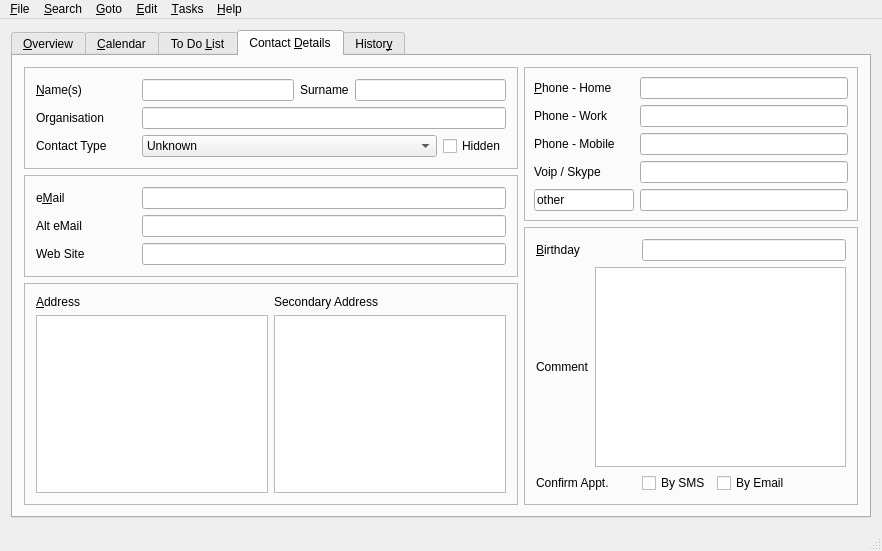
The window that mainwindow.ui (trumpton/ContactManager) describes before a commit, drawn with Qt 5.
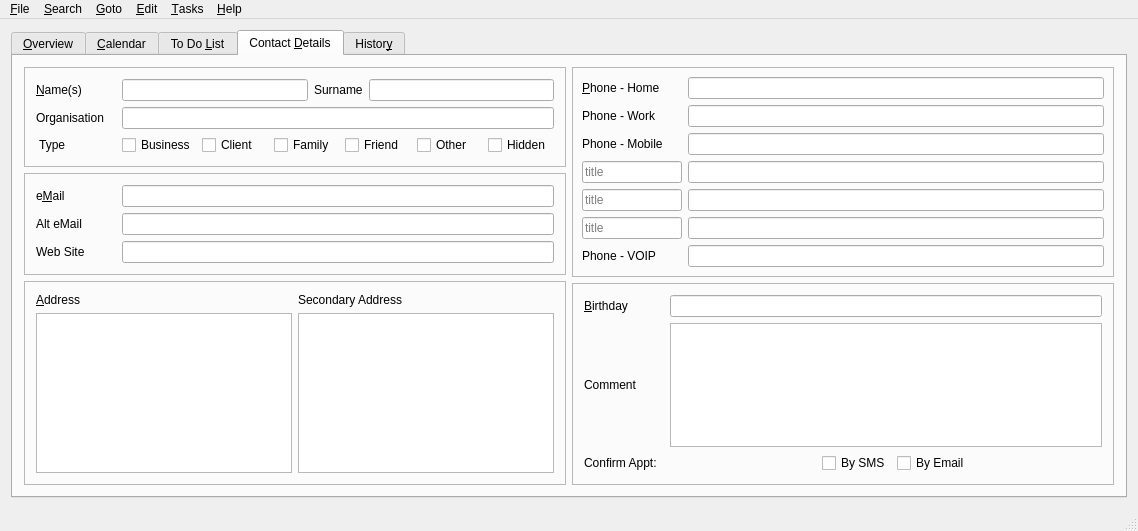
The same window after the commit. The open tabs and pages were chosen to show the change. Icons and pictures are not drawn. Custom widgets are drawn as their Qt base class.

```diff
--- a/mainwindow.ui
+++ b/mainwindow.ui
@@ -9,8 +9,8 @@
    <rect>
     <x>0</x>
     <y>0</y>
-    <width>882</width>
-    <height>551</height>
+    <width>1138</width>
+    <height>531</height>
    </rect>
   </property>
   <property name="sizePolicy">
@@ -21,7 +21,7 @@
   </property>
   <property name="minimumSize">
    <size>
-    <width>882</width>
+    <width>1000</width>
     <height>531</height>
    </size>
   </property>
@@ -234,7 +234,7 @@
            <widget class="QFrame" name="NamesFrame">
             <property name="maximumSize">
              <size>
-              <width>500</width>
+              <width>16777215</width>
               <height>16777215</height>
              </size>
             </property>
@@ -251,10 +251,16 @@
                 <widget class="QLabel" name="labelNames">
                  <property name="minimumSize">
                   <size>
-                   <width>100</width>
+                   <width>80</width>
                    <height>0</height>
                   </size>
                  </property>
+                 <property name="maximumSize">
+                  <size>
+                   <width>80</width>
+                   <height>16777215</height>
+                  </size>
+                 </property>
                  <property name="text">
                   <string>&lt;u&gt;N&lt;/u&gt;ame(s)</string>
                  </property>
@@ -292,10 +298,16 @@
                 <widget class="QLabel" name="labelOrganisation">
                  <property name="minimumSize">
                   <size>
-                   <width>100</width>
+                   <width>80</width>
                    <height>0</height>
                   </size>
                  </property>
+                 <property name="maximumSize">
+                  <size>
+                   <width>80</width>
+                   <height>16777215</height>
+                  </size>
+                 </property>
                  <property name="text">
                   <string>Organisation</string>
                  </property>
@@ -316,56 +328,66 @@
                 <widget class="QLabel" name="labelContactType">
                  <property name="minimumSize">
                   <size>
-                   <width>100</width>
+                   <width>80</width>
                    <height>0</height>
                   </size>
                  </property>
+                 <property name="maximumSize">
+                  <size>
+                   <width>80</width>
+                   <height>16777215</height>
+                  </size>
+                 </property>
                  <property name="text">
-                  <string>Contact Type</string>
+                  <string> Type</string>
                  </property>
                 </widget>
                </item>
                <item>
-                <widget class="QComboBox" name="comboBoxContactType">
-                 <property name="sizePolicy">
-                  <sizepolicy hsizetype="Expanding" vsizetype="Fixed">
-                   <horstretch>0</horstretch>
-                   <verstretch>0</verstretch>
-                  </sizepolicy>
+                <widget class="QCheckBox" name="checkBusiness">
+                 <property name="accessibleName">
+                  <string>Business</string>
                  </property>
+                 <property name="text">
+                  <string>Business</string>
+                 </property>
+                </widget>
+               </item>
+               <item>
+                <widget class="QCheckBox" name="checkClient">
                  <property name="accessibleName">
                   <string>Contact Type</string>
                  </property>
-                 <item>
-                  <property name="text">
-                   <string>Unknown</string>
-                  </property>
-                 </item>
-                 <item>
-                  <property name="text">
-                   <string>Business</string>
-                  </property>
-                 </item>
-                 <item>
-                  <property name="text">
-                   <string>Client</string>
-                  </property>
-                 </item>
-                 <item>
-                  <property name="text">
-                   <string>Family</string>
-                  </property>
-                 </item>
-                 <item>
-                  <property name="text">
-                   <string>Friend</string>
-                  </property>
-                 </item>
-                 <item>
-                  <property name="text">
-                   <string>Other</string>
-                  </property>
-                 </item>
+                 <property name="text">
+                  <string>Client</string>
+                 </property>
+                </widget>
+               </item>
+               <item>
+                <widget class="QCheckBox" name="checkFamily">
+                 <property name="accessibleName">
+                  <string>Family</string>
+                 </property>
+                 <property name="text">
+                  <string>Family</string>
+                 </property>
+                </widget>
+               </item>
+               <item>
+                <widget class="QCheckBox" name="checkFriend">
+                 <property name="accessibleName">
+                  <string>Friend</string>
+                 </property>
+                 <property name="text">
+                  <string>Friend</string>
+                 </property>
+                </widget>
+               </item>
+               <item>
+                <widget class="QCheckBox" name="checkOther">
+                 <property name="text">
+                  <string>Other</string>
+                 </property>
                 </widget>
                </item>
                <item>
@@ -396,7 +418,7 @@
            <widget class="QFrame" name="frame_3">
             <property name="maximumSize">
              <size>
-              <width>500</width>
+              <width>16777215</width>
               <height>16777215</height>
              </size>
             </property>
@@ -413,10 +435,16 @@
                 <widget class="QLabel" name="label">
                  <property name="minimumSize">
                   <size>
-                   <width>100</width>
+                   <width>80</width>
                    <height>0</height>
                   </size>
                  </property>
+                 <property name="maximumSize">
+                  <size>
+                   <width>80</width>
+                   <height>16777215</height>
+                  </size>
+                 </property>
                  <property name="font">
                   <font>
                    <underline>false</underline>
@@ -451,10 +479,16 @@
                 <widget class="QLabel" name="LabelAltEmail">
                  <property name="minimumSize">
                   <size>
-                   <width>100</width>
+                   <width>80</width>
                    <height>0</height>
                   </size>
                  </property>
+                 <property name="maximumSize">
+                  <size>
+                   <width>80</width>
+                   <height>16777215</height>
+                  </size>
+                 </property>
                  <property name="text">
                   <string>Alt eMail</string>
                  </property>
@@ -475,10 +509,16 @@
                 <widget class="QLabel" name="labelWebSite">
                  <property name="minimumSize">
                   <size>
-                   <width>100</width>
+                   <width>80</width>
                    <height>0</height>
                   </size>
                  </property>
+                 <property name="maximumSize">
+                  <size>
+                   <width>80</width>
+                   <height>16777215</height>
+                  </size>
+                 </property>
                  <property name="text">
                   <string>Web Site</string>
                  </property>
@@ -500,7 +540,7 @@
            <widget class="QFrame" name="frame">
             <property name="maximumSize">
              <size>
-              <width>500</width>
+              <width>16777215</width>
               <height>16777215</height>
              </size>
             </property>
@@ -707,7 +747,79 @@
                <item>
                 <widget class="SafeLineEdit" name="editMobile">
                  <property name="accessibleName">
-                  <string>Mobile Phone</string>
+                  <string>Mobile Phone Number</string>
+                 </property>
+                </widget>
+               </item>
+              </layout>
+             </item>
+             <item>
+              <layout class="QHBoxLayout" name="horizontalLayout_21">
+               <item>
+                <widget class="SafeLineEdit" name="edit2Title">
+                 <property name="minimumSize">
+                  <size>
+                   <width>100</width>
+                   <height>0</height>
+                  </size>
+                 </property>
+                 <property name="maximumSize">
+                  <size>
+                   <width>100</width>
+                   <height>16777215</height>
+                  </size>
+                 </property>
+                 <property name="accessibleName">
+                  <string>First Custom Phone Title</string>
+                 </property>
+                 <property name="text">
+                  <string/>
+                 </property>
+                 <property name="placeholderText">
+                  <string>title</string>
+                 </property>
+                </widget>
+               </item>
+               <item>
+                <widget class="SafeLineEdit" name="edit2">
+                 <property name="accessibleName">
+                  <string>First Custom Phone Number</string>
+                 </property>
+                </widget>
+               </item>
+              </layout>
+             </item>
+             <item>
+              <layout class="QHBoxLayout" name="horizontalLayout_23">
+               <property name="topMargin">
+                <number>0</number>
+               </property>
+               <item>
+                <widget class="SafeLineEdit" name="edit3Title">
+                 <property name="minimumSize">
+                  <size>
+                   <width>100</width>
+                   <height>0</height>
+                  </size>
+                 </property>
+                 <property name="maximumSize">
+                  <size>
+                   <width>100</width>
+                   <height>16777215</height>
+                  </size>
+                 </property>
+                 <property name="accessibleName">
+                  <string>Second Custom Phone Title</string>
+                 </property>
+                 <property name="placeholderText">
+                  <string>title</string>
+                 </property>
+                </widget>
+               </item>
+               <item>
+                <widget class="SafeLineEdit" name="edit3">
+                 <property name="accessibleName">
+                  <string>Second Custom Phone Number</string>
                  </property>
                 </widget>
                </item>
@@ -716,7 +828,7 @@
              <item>
               <layout class="QHBoxLayout" name="horizontalLayout_20">
                <item>
-                <widget class="QLabel" name="LabelVoip">
+                <widget class="SafeLineEdit" name="edit4Title">
                  <property name="minimumSize">
                   <size>
                    <width>100</width>
@@ -729,48 +841,45 @@
                    <height>16777215</height>
                   </size>
                  </property>
+                 <property name="accessibleName">
+                  <string>Third Custom Phone Title</string>
+                 </property>
+                 <property name="placeholderText">
+                  <string>title</string>
+                 </property>
+                </widget>
+               </item>
+               <item>
+                <widget class="SafeLineEdit" name="edit4">
+                 <property name="accessibleName">
+                  <string>Third Custom Phone Number</string>
+                 </property>
+                </widget>
+               </item>
+              </layout>
+             </item>
+             <item>
+              <layout class="QHBoxLayout" name="horizontalLayout_24">
+               <property name="topMargin">
+                <number>0</number>
+               </property>
+               <item>
+                <widget class="QLabel" name="label_2">
+                 <property name="minimumSize">
+                  <size>
+                   <width>100</width>
+                   <height>0</height>
+                  </size>
+                 </property>
                  <property name="text">
-                  <string>Voip / Skype</string>
+                  <string>Phone - VOIP</string>
                  </property>
                 </widget>
                </item>
                <item>
                 <widget class="SafeLineEdit" name="editVoip">
                  <property name="accessibleName">
-                  <string>VOIP Phone</string>
-                 </property>
-                </widget>
-               </item>
-              </layout>
-             </item>
-             <item>
-              <layout class="QHBoxLayout" name="horizontalLayout_21">
-               <item>
-                <widget class="SafeLineEdit" name="editHome2Title">
-                 <property name="minimumSize">
-                  <size>
-                   <width>100</width>
-                   <height>0</height>
-                  </size>
-                 </property>
-                 <property name="maximumSize">
-                  <size>
-                   <width>100</width>
-                   <height>16777215</height>
-                  </size>
-                 </property>
-                 <property name="accessibleName">
-                  <string>Other Phone Title</string>
-                 </property>
-                 <property name="text">
-                  <string>other</string>
-                 </property>
-                </widget>
-               </item>
-               <item>
-                <widget class="SafeLineEdit" name="editHome2">
-                 <property name="accessibleName">
-                  <string>Other Phone</string>
+                  <string>VOIP Address</string>
                  </property>
                 </widget>
                </item>
@@ -794,10 +903,16 @@
                 <widget class="QLabel" name="labelBirthday">
                  <property name="minimumSize">
                   <size>
-                   <width>100</width>
+                   <width>80</width>
                    <height>0</height>
                   </size>
                  </property>
+                 <property name="maximumSize">
+                  <size>
+                   <width>80</width>
+                   <height>16777215</height>
+                  </size>
+                 </property>
                  <property name="text">
                   <string>&lt;u&gt;B&lt;/u&gt;irthday</string>
                  </property>
@@ -819,6 +934,18 @@
               <layout class="QHBoxLayout" name="horizontalLayout_15">
                <item>
                 <widget class="QLabel" name="labelComment">
+                 <property name="minimumSize">
+                  <size>
+                   <width>80</width>
+                   <height>0</height>
+                  </size>
+                 </property>
+                 <property name="maximumSize">
+                  <size>
+                   <width>80</width>
+                   <height>16777215</height>
+                  </size>
+                 </property>
                  <property name="text">
                   <string>Comment</string>
                  </property>
@@ -847,10 +974,23 @@
                   </size>
                  </property>
                  <property name="text">
-                  <string>Confirm Appt.</string>
+                  <string>Confirm Appt:</string>
                  </property>
                 </widget>
                </item>
+               <item>
+                <spacer name="horizontalSpacer_2">
+                 <property name="orientation">
+                  <enum>Qt::Horizontal</enum>
+                 </property>
+                 <property name="sizeHint" stdset="0">
+                  <size>
+                   <width>40</width>
+                   <height>20</height>
+                  </size>
+                 </property>
+                </spacer>
+               </item>
                <item>
                 <widget class="QCheckBox" name="checkTextMe">
                  <property name="accessibleName">
@@ -918,8 +1058,8 @@
     <rect>
      <x>0</x>
      <y>0</y>
-     <width>882</width>
-     <height>23</height>
+     <width>1138</width>
+     <height>21</height>
     </rect>
    </property>
    <widget class="QMenu" name="menu_Goto">
@@ -1369,16 +1509,16 @@
  </widget>
  <layoutdefault spacing="6" margin="11"/>
  <customwidgets>
-  <customwidget>
-   <class>SafeLineEdit</class>
-   <extends>QLineEdit</extends>
-   <header>../Lib/safelineedit.h</header>
-  </customwidget>
   <customwidget>
    <class>SafeTextEdit</class>
    <extends>QPlainTextEdit</extends>
    <header>../Lib/safetextedit.h</header>
   </customwidget>
+  <customwidget>
+   <class>SafeLineEdit</class>
+   <extends>QLineEdit</extends>
+   <header>../Lib/safelineedit.h</header>
+  </customwidget>
   <customwidget>
    <class>AccessibleDateTimeEdit</class>
    <extends>QLineEdit</extends>
```
Left out of the diff: 77 changed lines with no effect on the pictures.
